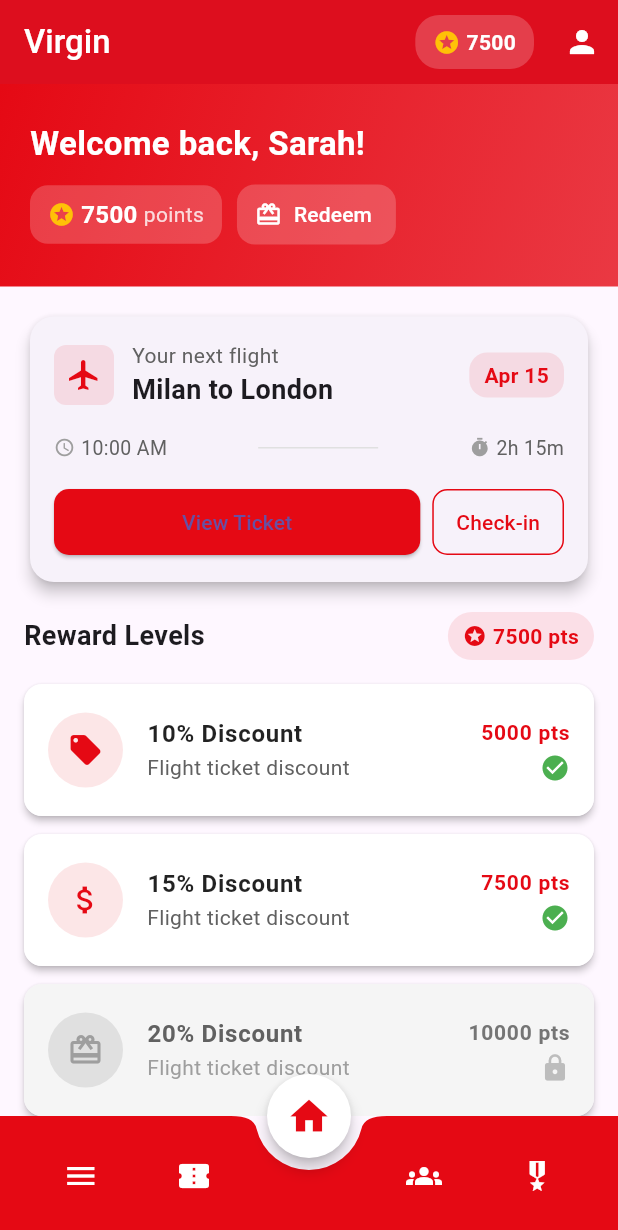
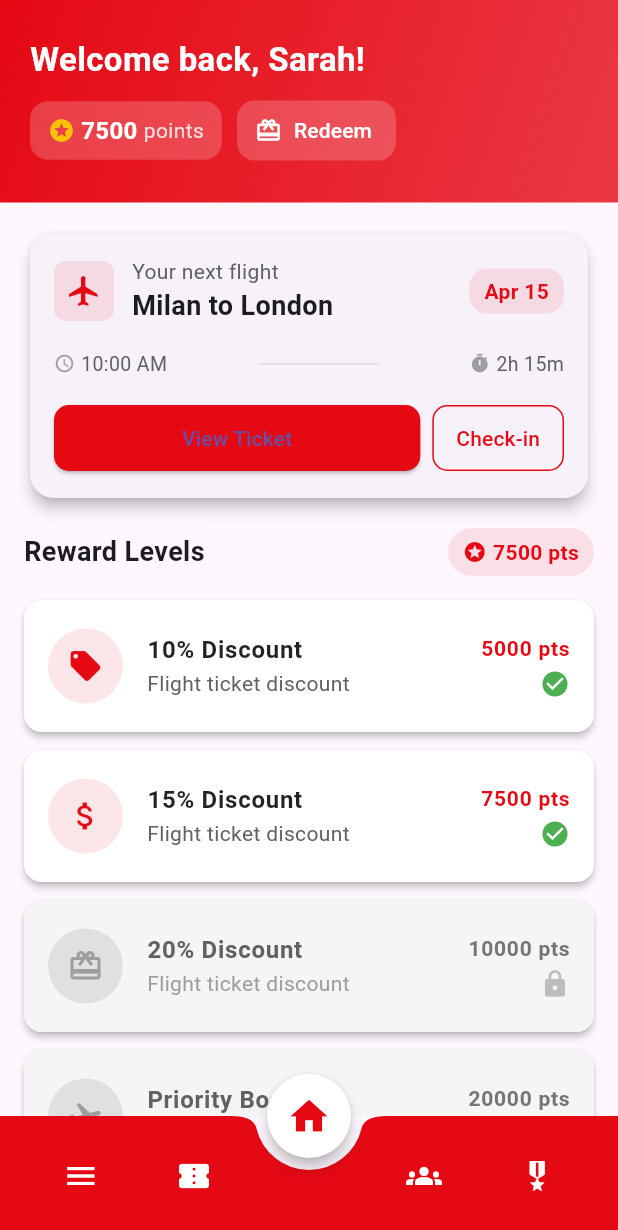
Before and after one commit to PulgaLuca/StartHack_Virgin_25, a Flutter app: the HomePage screen opened directly, on a phone screen of 412 x 824 dp. Shown: the top 1230 px of the screen. Run offline on Flutter 3.47's test engine with Material 3 defaults, Android fonts, the phone set to English and light mode, and no system bars; missing offline and left inert: mobile_scanner.

Commit message:
removed virgin appbar

```diff
--- a/virgin_app/lib/community_page.dart
+++ b/virgin_app/lib/community_page.dart
@@ -1,7 +1,4 @@
 import 'package:flutter/material.dart';
-import 'home_page.dart';
-import 'activity_page.dart';
-import 'ticket_page.dart';
 
 class CommunityPage extends StatefulWidget {
   @override
--- a/virgin_app/lib/home_page.dart
+++ b/virgin_app/lib/home_page.dart
@@ -74,85 +74,6 @@
   @override
   Widget build(BuildContext context) {
     return Scaffold(
-      appBar: AppBar(
-        title: Text(
-          'Virgin',
-          style: TextStyle(
-            fontSize: 22,
-            fontWeight: FontWeight.w500,
-            color: Colors.white,
-          ),
-        ),
-        backgroundColor: virginRed,
-        elevation: 2,
-        actions: [
-          // Pulsante punti
-          Container(
-            padding: EdgeInsets.symmetric(horizontal: 12, vertical: 8),
-            margin: EdgeInsets.only(right: 8),
-            decoration: BoxDecoration(
-              color: Colors.white.withOpacity(0.2),
-              borderRadius: BorderRadius.circular(16),
-            ),
-            child: Row(
-              children: [
-                Icon(Icons.stars, color: Colors.amber, size: 18),
-                SizedBox(width: 4),
-                Text(
-                  '$userPoints',
-                  style: TextStyle(
-                    fontSize: 14,
-                    fontWeight: FontWeight.bold,
-                    color: Colors.white,
-                  ),
-                ),
-              ],
-            ),
-          ),
-          // Pulsante profilo o logout
-          IconButton(
-            icon: Icon(Icons.person, color: Colors.white),
-            onPressed: () {
-              // Mostra opzioni profilo o logout
-              showDialog(
-                context: context,
-                builder: (context) => AlertDialog(
-                  title: Text('Account'),
-                  content: Column(
-                    mainAxisSize: MainAxisSize.min,
-                    children: [
-                      ListTile(
-                        leading: Icon(Icons.person, color: virginRed),
-                        title: Text('My Profile'),
-                        onTap: () {
-                          Navigator.pop(context);
-                          // Naviga al profilo
-                        },
-                      ),
-                      Divider(),
-                      ListTile(
-                        leading: Icon(Icons.logout, color: virginRed),
-                        title: Text('Logout'),
-                        onTap: () {
-                          Navigator.pop(context);
-                          // Torna alla pagina di login
-                          Navigator.pushReplacement(
-                            context,
-                            MaterialPageRoute(builder: (context) => LoginPage()),
-                          );
-                        },
-                      ),
-                    ],
-                  ),
-                  shape: RoundedRectangleBorder(
-                    borderRadius: BorderRadius.circular(16),
-                  ),
-                ),
-              );
-            },
-          ),
-        ],
-      ),
       body: _pages[_selectedIndex],
       bottomNavigationBar: BottomAppBar(
         shape: CircularNotchedRectangle(),
```
